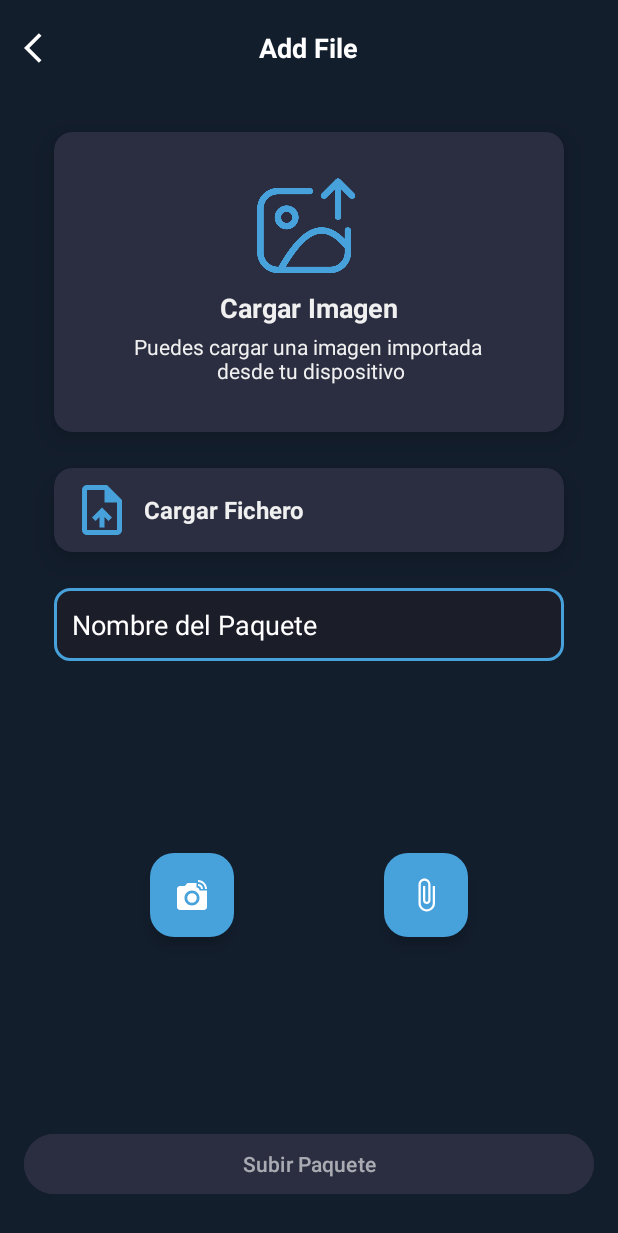
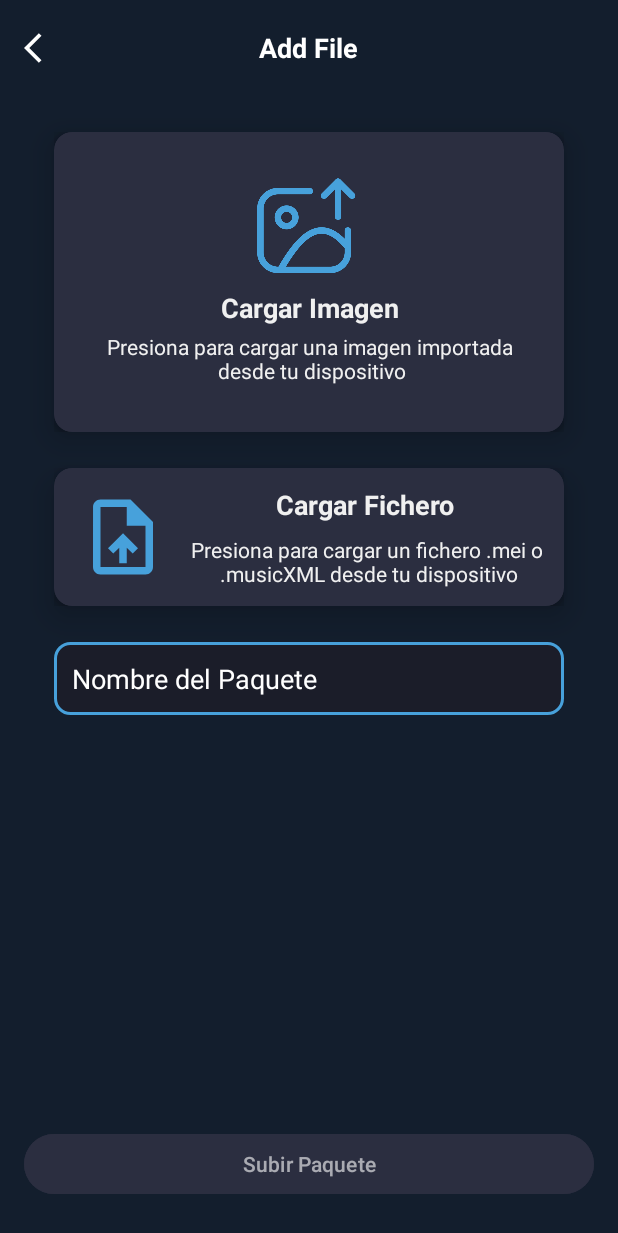
Before and after one commit to OspofeDeveloper/MusicAlignApp, an Android app: the AddFileActivity screen opened directly, with no data from a screen before it, on a phone screen of 412 x 824 dp. Shown: the top 1233 px of the screen. Run offline under Robolectric (Android 15) with nearby library versions, the phone set to English and light mode, and no system bars; our stand-ins replace Dagger/Hilt's generated code, Firebase (no records; nobody signed in at launch, a user with empty details on screens opened directly), Shimmer.

Commit message:
AddFileActivity loading States implemented and controlled

```diff
--- a/app/src/main/java/com/example/musicalignapp/ui/addfile/AddFileActivity.kt
+++ b/app/src/main/java/com/example/musicalignapp/ui/addfile/AddFileActivity.kt
@@ -2,9 +2,11 @@ package com.example.musicalignapp.ui.addfile
 
 import android.content.Context
 import android.content.Intent
+import android.opengl.Visibility
 import androidx.appcompat.app.AppCompatActivity
 import android.os.Bundle
 import android.provider.OpenableColumns
+import android.view.View
 import android.widget.Toast
 import androidx.activity.result.contract.ActivityResultContracts
 import androidx.appcompat.app.AlertDialog
@@ -15,6 +17,7 @@ import androidx.lifecycle.ViewModelProvider
 import androidx.lifecycle.lifecycleScope
 import androidx.lifecycle.repeatOnLifecycle
 import com.bumptech.glide.Glide
+import com.example.musicalignapp.R
 import com.example.musicalignapp.databinding.ActivityAddFileBinding
 import com.example.musicalignapp.databinding.DialogErrorLoadingPackageBinding
 import dagger.hilt.android.AndroidEntryPoint
@@ -42,28 +45,18 @@ class AddFileActivity : AppCompatActivity() {
 
     private var intentGalleryMusicFilesLauncher = registerForActivityResult(ActivityResultContracts.OpenDocument()) { uri ->
         uri?.let {
-            try {
+            addFileViewModel.onFileSelected(uri) {
                 contentResolver.query(uri, null, null, null, null)?.use { cursor ->
                     val nameIndex = cursor.getColumnIndex(OpenableColumns.DISPLAY_NAME)
                     cursor.moveToFirst()
+                    val fileName = cursor.getString(nameIndex)
                     binding.viewUploadFile.apply {
-                        tvFileName.text = cursor.getString(nameIndex)
+                        tvFileName.text = fileName
                         clFileUploaded.isVisible = true
                         llPlaceHolder.isVisible = false
                     }
+                    addFileViewModel.setFileName(fileName)
                 }
-
-                val inputStream = contentResolver.openInputStream(uri)
-                val bytes = inputStream!!.readBytes()
-                inputStream.close()
-
-                val file = File(this.cacheDir, "mei_file.mei")
-                file.writeBytes(bytes)
-
-                val meiXml = String(bytes)
-                //mainActivityViewModel.saveMeiData(meiXml)
-            } catch (e: IOException) {
-                e.printStackTrace()
             }
         }
     }
@@ -91,11 +84,11 @@ class AddFileActivity : AppCompatActivity() {
             addFileViewModel.onNameChanged(text)
         }
 
-        binding.fabImage.setOnClickListener {
+        binding.viewUploadImage.cvImage.setOnClickListener {
             getImageFromGallery()
         }
 
-        binding.fabFile.setOnClickListener {
+        binding.viewUploadFile.cvFile.setOnClickListener {
             getMusicFileFromGallery()
         }
 
@@ -119,15 +112,41 @@ class AddFileActivity : AppCompatActivity() {
         lifecycleScope.launch {
             repeatOnLifecycle(Lifecycle.State.STARTED) {
                 addFileViewModel.uiState.collect {
-                    binding.pbLoading.isVisible = it.isLoading
                     binding.btnUploadPackage.isEnabled = it.isValidPackage()
+                    binding.pbLoading.isVisible = it.isPackageLoading
                     showImage(it.imageUrl)
+                    setImageShimmer(it.isImageLoading)
+                    setFileShimmer(it.isFileLoading)
 
                     if(!it.error.isNullOrBlank()) {
                         showErrorDialog(it.error)
                     }
                 }
             }
+        }
+    }
+
+    private fun setFileShimmer(isFileLoading: Boolean) {
+        if(isFileLoading) {
+            binding.apply {
+                viewUploadFile.cvFile.visibility = View.INVISIBLE
+                viewUploadFileShimmer.shimmerFile.startShimmer()
+            }
+        } else {
+            binding.viewUploadFile.cvFile.isVisible = true
+            binding.viewUploadFileShimmer.shimmerFile.stopShimmer()
+        }
+    }
+
+    private fun setImageShimmer(isImageLoading: Boolean) {
+        if(isImageLoading) {
+            binding.apply {
+                viewUploadImage.cvImage.visibility = View.INVISIBLE
+                viewUploadImageShimmer.shimmerImage.startShimmer()
+            }
+        } else {
+            binding.viewUploadImage.cvImage.isVisible = true
+            binding.viewUploadImageShimmer.shimmerImage.stopShimmer()
         }
     }
 
--- a/app/src/main/res/layout/activity_add_file.xml
+++ b/app/src/main/res/layout/activity_add_file.xml
@@ -44,8 +44,30 @@
         android:layout_marginHorizontal="36dp"/>
 
     <include
+        android:id="@+id/viewUploadImageShimmer"
+        layout="@layout/view_upload_image_shimmer"
+        android:layout_height="200dp"
+        android:layout_width="0dp"
+        app:layout_constraintStart_toStartOf="parent"
+        app:layout_constraintEnd_toEndOf="parent"
+        app:layout_constraintTop_toBottomOf="@id/flAppBar"
+        android:layout_marginVertical="24dp"
+        android:layout_marginHorizontal="36dp"/>
+
+    <include
         android:id="@+id/viewUploadFile"
         layout="@layout/view_upload_file"
+        android:layout_width="match_parent"
+        android:layout_height="wrap_content"
+        app:layout_constraintStart_toStartOf="parent"
+        app:layout_constraintEnd_toEndOf="parent"
+        app:layout_constraintTop_toBottomOf="@id/viewUploadImage"
+        android:layout_marginVertical="24dp"
+        android:layout_marginHorizontal="36dp"/>
+
+    <include
+        android:id="@+id/viewUploadFileShimmer"
+        layout="@layout/view_upload_file_shimmer"
         android:layout_width="match_parent"
         android:layout_height="wrap_content"
         app:layout_constraintStart_toStartOf="parent"
@@ -72,29 +94,6 @@
         app:layout_constraintStart_toStartOf="parent"
         app:layout_constraintEnd_toEndOf="parent" />
 
-    <com.google.android.material.floatingactionbutton.FloatingActionButton
-        android:id="@+id/fabImage"
-        android:layout_width="wrap_content"
-        android:layout_height="wrap_content"
-        android:src="@drawable/ic_camera"
-        app:backgroundTint="@color/primary"
-        app:layout_constraintTop_toBottomOf="@id/etTitle"
-        app:layout_constraintEnd_toStartOf="@id/fabFile"
-        app:layout_constraintStart_toStartOf="parent"
-        app:layout_constraintBottom_toTopOf="@id/btnUploadPackage"
-        app:tint="@color/white"/>
-
-    <com.google.android.material.floatingactionbutton.FloatingActionButton
-        android:id="@+id/fabFile"
-        android:layout_width="wrap_content"
-        android:layout_height="wrap_content"
-        android:src="@drawable/ic_add_file"
-        app:backgroundTint="@color/primary"
-        app:layout_constraintBottom_toBottomOf="@id/fabImage"
-        app:layout_constraintEnd_toEndOf="parent"
-        app:layout_constraintStart_toEndOf="@id/fabImage"
-        app:tint="@color/white" />
-
     <com.google.android.material.button.MaterialButton
         android:id="@+id/btnUploadPackage"
         android:layout_width="0dp"
--- a/app/src/main/res/layout/view_upload_file.xml
+++ b/app/src/main/res/layout/view_upload_file.xml
@@ -1,5 +1,5 @@
 <?xml version="1.0" encoding="utf-8"?>
-<androidx.cardview.widget.CardView android:id="@+id/cvImage"
+<androidx.cardview.widget.CardView android:id="@+id/cvFile"
     android:layout_width="match_parent"
     android:layout_height="wrap_content"
     app:cardCornerRadius="12dp"
@@ -21,7 +21,7 @@
             android:id="@+id/tvFileName"
             style="@style/BodyText"
             android:layout_width="wrap_content"
-            android:layout_height="40dp"
+            android:layout_height="wrap_content"
             android:layout_gravity="start|center"
             android:layout_marginStart="16dp"
             tools:text="NombreDeFichero.musicXML"
@@ -44,22 +44,23 @@
 
     <LinearLayout
         android:id="@+id/llPlaceHolder"
-        android:layout_width="wrap_content"
-        android:layout_height="40dp"
+        android:layout_width="match_parent"
+        android:layout_height="wrap_content"
         android:orientation="horizontal"
         android:layout_margin="8dp"
         android:layout_gravity="start">
 
         <ImageView
             android:id="@+id/ivPlaceHolder"
-            android:layout_width="40dp"
-            android:layout_height="40dp"
+            android:layout_width="60dp"
+            android:layout_height="60dp"
             app:tint="@color/primary"
-            android:layout_marginHorizontal="4dp"
+            android:layout_marginHorizontal="8dp"
+            android:layout_gravity="start|center"
             android:src="@drawable/ic_upload_file"/>
 
         <LinearLayout
-            android:layout_width="wrap_content"
+            android:layout_width="match_parent"
             android:layout_height="wrap_content"
             android:orientation="vertical"
             android:layout_gravity="center">
@@ -68,10 +69,17 @@
                 android:layout_width="wrap_content"
                 android:layout_height="wrap_content"
                 style="@style/TitleText"
-                android:textSize="16sp"
-                android:layout_margin="4dp"
                 android:layout_gravity="center"
+                android:layout_marginVertical="4dp"
                 android:text="@string/addfile_upload_file_title"/>
+
+            <TextView
+                android:layout_width="wrap_content"
+                android:layout_height="wrap_content"
+                style="@style/BodyText"
+                android:layout_gravity="center"
+                android:layout_marginVertical="4dp"
+                android:text="@string/addfile_upload_file_description"/>
 
         </LinearLayout>
 
--- a/app/src/main/res/layout/view_upload_image.xml
+++ b/app/src/main/res/layout/view_upload_image.xml
@@ -20,7 +20,7 @@
             android:id="@+id/ivImage"
             android:layout_width="match_parent"
             android:layout_height="match_parent"
-            android:scaleType="centerCrop"/>
+            android:scaleType="fitCenter"/>
 
         <ImageView
             android:id="@+id/ivEliminateImage"
--- a/app/src/main/res/values/strings.xml
+++ b/app/src/main/res/values/strings.xml
@@ -24,10 +24,12 @@
     <string name="addfile_title">Add File</string>
     <string name="addfile_upload_package">Subir Paquete</string>
     <string name="addfile_upload_image_title">Cargar Imagen</string>
-    <string name="addfile_upload_image_description">Puedes cargar una imagen importada\n desde tu dispositivo</string>
+    <string name="addfile_upload_image_description">Presiona para cargar una imagen importada\n desde tu dispositivo</string>
     <string name="addfile_upload_file_title">Cargar Fichero</string>
-    <string name="addfile_upload_file_description">Puedes cargar un fichero .musicXML o .mei\n desde tu dispositivo</string>
+    <string name="addfile_upload_file_description">Presiona para cargar un fichero .mei o\n .musicXML desde tu dispositivo</string>
     <string name="addfile_package_name">Nombre del Paquete</string>
+    <string name="addfile_package_file_name">File Name: %s</string>
+    <string name="addfile_package_last_modified_date">Last Modified: %s</string>
 
     <!-- Align -->
     <string name="align_title">Align Partiture</string>
```
Also changed, not shown: app/src/main/java/com/example/musicalignapp/data/network/DataBaseService.kt (+34 -13 lines), app/src/main/java/com/example/musicalignapp/ui/addfile/AddFileViewModel.kt (+52 -15 lines), app/src/main/java/com/example/musicalignapp/ui/home/adapter/PackagesViewHolder.kt (+5 -2 lines), app/src/main/res/layout/view_upload_file_shimmer.xml (added, +55 -0 lines), app/src/main/res/layout/view_upload_image_shimmer.xml (added, +19 -0 lines).
